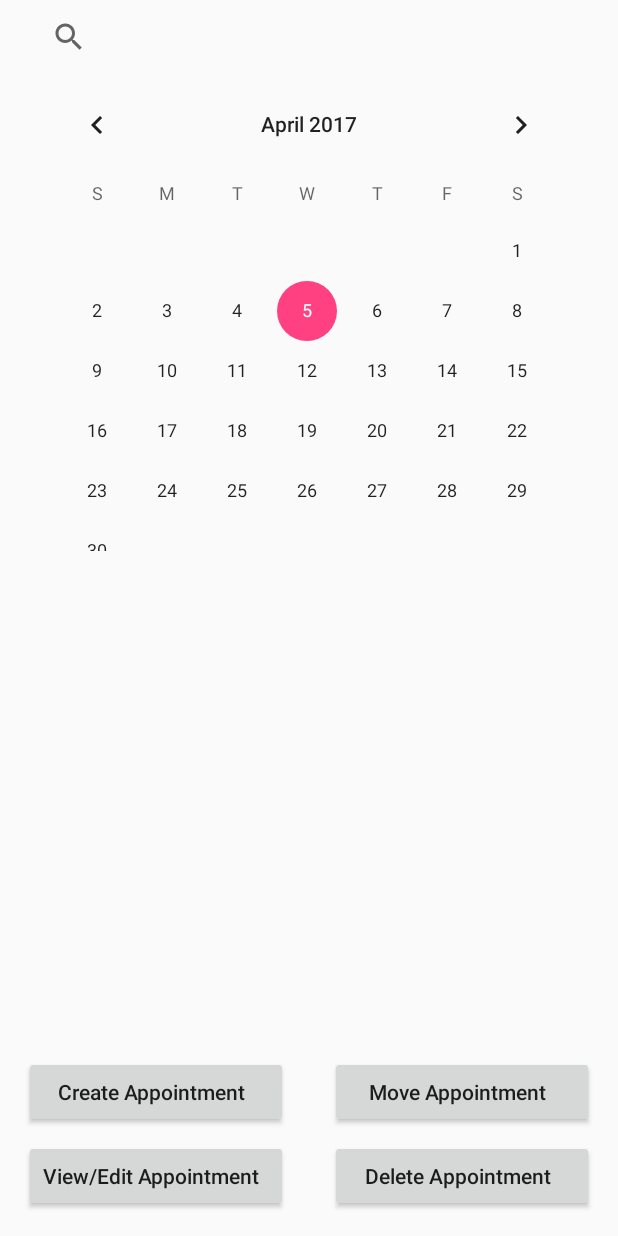
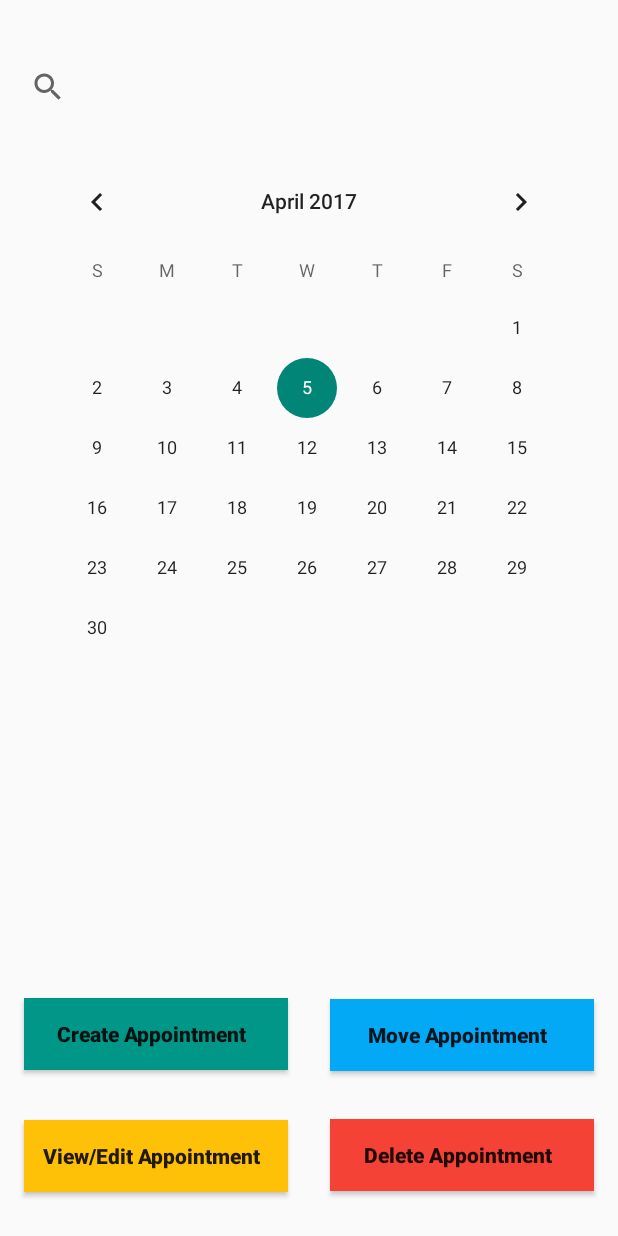
Before and after one commit to pavithB/MySchedule, an Android app: the layout activity_calender_main.xml on its own in the app's theme, with its tools: preview values and no code run, on a phone screen of 412 x 824 dp. Run offline under Robolectric (Android 15) with nearby library versions, the phone set to English and light mode, and no system bars.

Commit message:
create 2nd ui ,for create appointment

```diff
--- a/app/src/main/AndroidManifest.xml
+++ b/app/src/main/AndroidManifest.xml
@@ -8,7 +8,7 @@
         android:label="@string/app_name"
         android:roundIcon="@mipmap/ic_launcher_round"
         android:supportsRtl="true"
-        android:theme="@style/AppTheme">
+        android:theme="@style/Theme.AppCompat.DayNight.NoActionBar">
         <activity android:name=".CalenderMain">
             <intent-filter>
                 <action android:name="android.intent.action.MAIN" />
--- /dev/null
+++ b/app/src/main/res/drawable/round_btn.xml
@@ -0,0 +1,13 @@
+<?xml version="1.0" encoding="utf-8"?>
+<selector xmlns:android="http://schemas.android.com/apk/res/android">
+    <item android:state_pressed="false">
+        <shape android:shape="oval">
+            <solid android:color="#fa09ad"/>
+        </shape>
+    </item>
+    <item android:state_pressed="true">
+        <shape android:shape="oval">
+            <solid android:color="#c20586"/>
+        </shape>
+    </item>
+</selector>
--- a/app/src/main/res/layout/activity_calender_main.xml
+++ b/app/src/main/res/layout/activity_calender_main.xml
@@ -4,37 +4,42 @@
     xmlns:tools="http://schemas.android.com/tools"
     android:layout_width="match_parent"
     android:layout_height="match_parent"
-    tools:context="com.pavithbuddhima.myschedule.CalenderMain">
+    tools:context="com.pavithbuddhima.myschedule.CalenderMain"
+    >
 
 
 
 
     <CalendarView
         android:layout_width="369dp"
-        android:layout_height="318dp"
+        android:layout_height="330dp"
 
         android:layout_marginLeft="8dp"
         app:layout_constraintLeft_toLeftOf="parent"
         android:layout_marginRight="8dp"
         app:layout_constraintRight_toRightOf="parent"
-        android:layout_marginTop="8dp"
+        android:layout_marginTop="15dp"
         app:layout_constraintTop_toBottomOf="@+id/searchView"
-        >
+
+
+        android:layout_marginStart="8dp"
+        android:layout_marginEnd="8dp">
 
 
     </CalendarView>
 
-    <SearchView
-        android:layout_width="368dp"
-        android:layout_height="33dp"
-        android:id="@+id/searchView"
-        app:layout_constraintTop_toTopOf="parent"
-        android:layout_marginTop="8dp"
-        android:layout_marginLeft="8dp"
-        app:layout_constraintLeft_toLeftOf="parent"
-        android:layout_marginRight="8dp"
-        app:layout_constraintRight_toRightOf="parent" />
 
+    <Button
+        android:layout_width="176dp"
+        android:layout_height="wrap_content"
+        android:layout_marginBottom="33dp"
+        app:layout_constraintBottom_toTopOf="@+id/button"
+        app:layout_constraintLeft_toLeftOf="@+id/button"
+        android:text="Create Appointment  "
+        android:textStyle="bold"
+        android:textAllCaps="false"
+        android:background="#009688"
+        />
 
 
 
@@ -43,26 +48,13 @@
     <Button
         android:layout_width="176dp"
         android:layout_height="wrap_content"
-        android:layout_marginBottom="8dp"
-        app:layout_constraintBottom_toTopOf="@+id/button"
-        android:layout_marginLeft="0dp"
-        app:layout_constraintLeft_toLeftOf="@+id/button"
-        android:text="Create Appointment  "
-        android:textAllCaps="false"/>
-
-
-
-
-
-    <Button
-        android:layout_width="176dp"
-        android:layout_height="wrap_content"
-        android:layout_marginBottom="8dp"
+        android:layout_marginBottom="32dp"
         app:layout_constraintBottom_toTopOf="@+id/button2"
-        android:layout_marginRight="0dp"
         app:layout_constraintRight_toRightOf="@+id/button2"
         android:text="Move Appointment  "
-        android:textAllCaps="false"/>
+        android:textAllCaps="false"
+        android:textStyle="bold"
+        android:background="#03A9F4"/>
 
 
 
@@ -70,12 +62,15 @@
         android:layout_width="176dp"
         android:layout_height="wrap_content"
         app:layout_constraintBottom_toBottomOf="parent"
-        android:layout_marginBottom="16dp"
+        android:layout_marginBottom="29dp"
         android:layout_marginLeft="16dp"
         app:layout_constraintLeft_toLeftOf="parent"
         android:id="@+id/button"
+        android:textStyle="bold"
         android:text="View/Edit Appointment  "
-        android:textAllCaps="false"/>
+        android:textAllCaps="false"
+        android:background="#FFC107"
+        android:layout_marginStart="16dp" />
 
 
 
@@ -85,12 +80,32 @@
         android:layout_width="176dp"
         android:layout_height="wrap_content"
         app:layout_constraintBottom_toBottomOf="parent"
-        android:layout_marginBottom="16dp"
+        android:layout_marginBottom="30dp"
         android:layout_marginRight="16dp"
         app:layout_constraintRight_toRightOf="parent"
         android:id="@+id/button2"
+        android:textStyle="bold"
         android:text="Delete Appointment  "
-        android:textAllCaps="false"/>
+        android:textAllCaps="false"
+        android:background="#F44336"
+        android:layout_marginEnd="16dp" />
+
+    <SearchView
+
+        android:id="@+id/searchView"
+        android:layout_width="0dp"
+        android:layout_height="55dp"
+        android:layout_marginLeft="8dp"
+        android:layout_marginRight="8dp"
+        android:layout_marginTop="30dp"
+        android:gravity="end"
+        android:textAlignment="gravity"
+        app:layout_constraintHorizontal_bias="0.966"
+        app:layout_constraintLeft_toLeftOf="parent"
+        app:layout_constraintRight_toRightOf="parent"
+        app:layout_constraintTop_toTopOf="parent"
+        android:layout_marginStart="8dp"
+        android:layout_marginEnd="8dp" />
 
 
 </android.support.constraint.ConstraintLayout>
```
